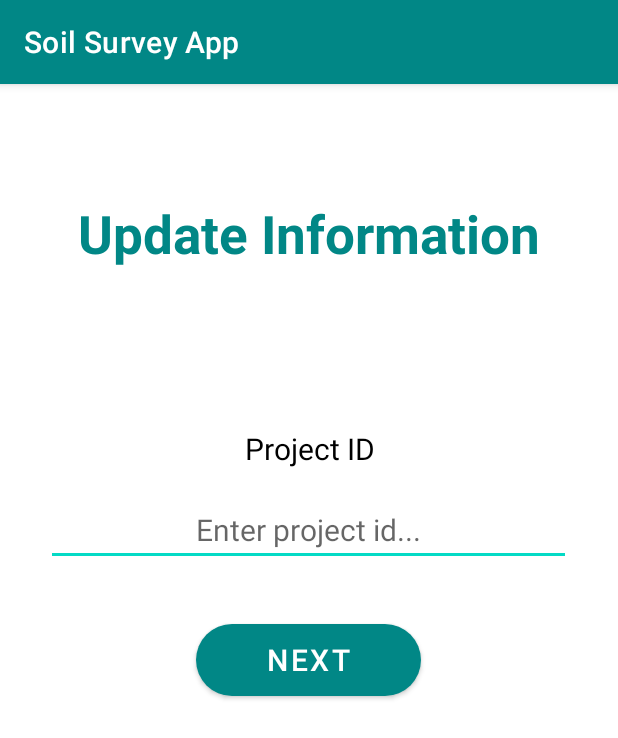
After one commit to rahul360prasad/Soil-Survey-App, an Android app: the UpdateProjID screen opened directly, with no data from a screen before it, on a phone screen of 412 x 824 dp. The commit adds this screen. Shown: the top 738 px of the screen. Run offline under Robolectric (Android 15) with nearby library versions, the phone set to English and light mode, and no system bars; network calls fail.

```diff
--- a/app/build.gradle
+++ b/app/build.gradle
@@ -26,6 +26,7 @@ android {
         targetCompatibility JavaVersion.VERSION_1_8
     }
 }
+def lottieVersion = "4.2.2"
 
 dependencies {
     implementation 'androidx.appcompat:appcompat:1.4.0'
@@ -38,4 +39,6 @@ dependencies {
     implementation 'com.android.volley:volley:1.2.1'
     implementation 'gun0912.ted:tedpermission:2.2.2'
     implementation 'com.karumi:dexter:6.2.3'
+    implementation "com.airbnb.android:lottie:$lottieVersion"
+
 }
--- a/app/src/main/AndroidManifest.xml
+++ b/app/src/main/AndroidManifest.xml
@@ -16,6 +16,9 @@
         android:supportsRtl="true"
         android:theme="@style/Theme.SoilSurveyApp"
         android:usesCleartextTraffic="true">
+        <activity
+            android:name=".UpdateProjID"
+            android:exported="false" />
         <activity
             android:name=".SearchByDate"
             android:exported="false" />
--- /dev/null
+++ b/app/src/main/java/com/example/soilsurveyapp/UpdateProjID.java
@@ -0,0 +1,18 @@
+package com.example.soilsurveyapp;
+
+import androidx.appcompat.app.AppCompatActivity;
+
+import android.os.Bundle;
+import android.view.View;
+
+public class UpdateProjID extends AppCompatActivity {
+
+    @Override
+    protected void onCreate(Bundle savedInstanceState) {
+        super.onCreate(savedInstanceState);
+        setContentView(R.layout.activity_update_proj_id);
+    }
+
+    public void Next(View view) {
+    }
+}
--- a/app/src/main/res/layout/activity_search_by_state.xml
+++ b/app/src/main/res/layout/activity_search_by_state.xml
@@ -7,6 +7,7 @@
     android:orientation="vertical"
     tools:context=".SearchByState">
      <TextView
+         android:id="@+id/lbl_report"
          android:layout_width="match_parent"
          android:layout_height="wrap_content"
          android:layout_gravity="center_vertical|center_horizontal"
@@ -40,6 +41,7 @@
                                   android:gravity="center"
                                   android:padding="5dp"/>
                               <TextView
+                                  android:id="@+id/Rep_project_ID"
                                   android:layout_width="wrap_content"
                                   android:layout_height="wrap_content"
                                   android:text="Project ID"
--- /dev/null
+++ b/app/src/main/res/layout/activity_update_proj_id.xml
@@ -0,0 +1,87 @@
+<?xml version="1.0" encoding="utf-8"?>
+<androidx.constraintlayout.widget.ConstraintLayout xmlns:android="http://schemas.android.com/apk/res/android"
+    xmlns:app="http://schemas.android.com/apk/res-auto"
+    xmlns:tools="http://schemas.android.com/tools"
+    android:layout_width="match_parent"
+    android:layout_height="match_parent"
+    tools:context=".UpdateProjID">
+    //data collection label
+
+    //project id labels
+
+    //project id input box
+
+    //next button
+
+    <TextView
+        android:id="@+id/textView10"
+        android:layout_width="match_parent"
+        android:layout_height="wrap_content"
+        android:layout_gravity="center_vertical|center_horizontal"
+        android:text="Update Information"
+        android:textAlignment="center"
+        android:textColor="@color/teal_700"
+        android:textSize="35sp"
+        android:textStyle="bold"
+        app:layout_constraintBottom_toTopOf="@+id/textView9"
+        app:layout_constraintEnd_toEndOf="parent"
+        app:layout_constraintHorizontal_bias="0.0"
+        app:layout_constraintStart_toStartOf="parent"
+        app:layout_constraintTop_toTopOf="parent"
+        app:layout_constraintVertical_bias="0.417" />
+
+    <TextView
+        android:id="@+id/textView9"
+        android:layout_width="match_parent"
+        android:layout_height="wrap_content"
+        android:layout_marginBottom="8dp"
+        android:text="Project ID"
+        android:textAlignment="center"
+        android:textSize="20sp"
+        app:layout_constraintBottom_toTopOf="@+id/dc_projID"
+        app:layout_constraintEnd_toEndOf="parent"
+        app:layout_constraintHorizontal_bias="0.0"
+        app:layout_constraintStart_toStartOf="parent"
+        app:layout_constraintTop_toTopOf="parent"
+        app:layout_constraintVertical_bias="0.963" />
+
+    <EditText
+        android:id="@+id/dc_projID"
+        android:layout_width="350dp"
+        android:layout_height="wrap_content"
+        android:layout_gravity="center_horizontal|center_vertical"
+        android:layout_marginBottom="32dp"
+        android:hint="Enter project id..."
+        android:layout_weight="1"
+        android:cursorVisible="true"
+        android:ems="10"
+        android:focusable="true"
+        android:focusableInTouchMode="true"
+        android:inputType="text"
+        android:textAlignment="center"
+        android:textCursorDrawable="@null"
+        android:textSize="20sp"
+        app:layout_constraintBottom_toTopOf="@+id/data_collectin_btn"
+        app:layout_constraintEnd_toEndOf="parent"
+        app:layout_constraintHorizontal_bias="0.491"
+        app:layout_constraintStart_toStartOf="parent"
+        app:layout_constraintTop_toTopOf="parent"
+        app:layout_constraintVertical_bias="0.977" />
+
+    <Button
+        android:id="@+id/data_collectin_btn"
+        android:layout_width="150dp"
+        android:layout_height="wrap_content"
+        android:background="@drawable/login_btn"
+        android:text="Next"
+        android:onClick="Next"
+        android:textColor="@color/white"
+        android:textSize="20sp"
+        app:backgroundTint="#018786"
+        app:layout_constraintBottom_toBottomOf="parent"
+        app:layout_constraintEnd_toEndOf="parent"
+        app:layout_constraintHorizontal_bias="0.498"
+        app:layout_constraintStart_toStartOf="parent"
+        app:layout_constraintTop_toTopOf="parent" />
+
+</androidx.constraintlayout.widget.ConstraintLayout>
```
Also changed, not shown: app/src/main/assets/waiting_animation.json (added, +1 -0 lines), app/src/main/java/com/example/soilsurveyapp/SearchByState.java (+13 -1 lines), app/src/main/java/com/example/soilsurveyapp/SoilDataReport.java (+112 -15 lines), app/src/main/res/drawable/cell_shape_blue.xml (added, +7 -0 lines), app/src/main/res/drawable/cell_shape_grey.xml (added, +7 -0 lines), app/src/main/res/layout/activity_soil_data_report.xml (+161 -101 lines), app/src/main/res/layout/progress_dialog.xml (+29 -12 lines), app/src/main/res/layout/report_list.xml (added, +100 -0 lines), app/src/main/res/layout/wait_loading_animation.xml (added, +21 -0 lines).
